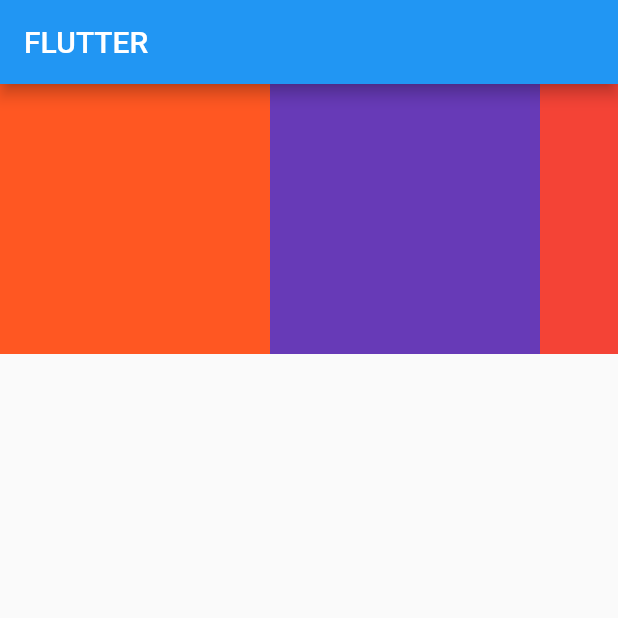
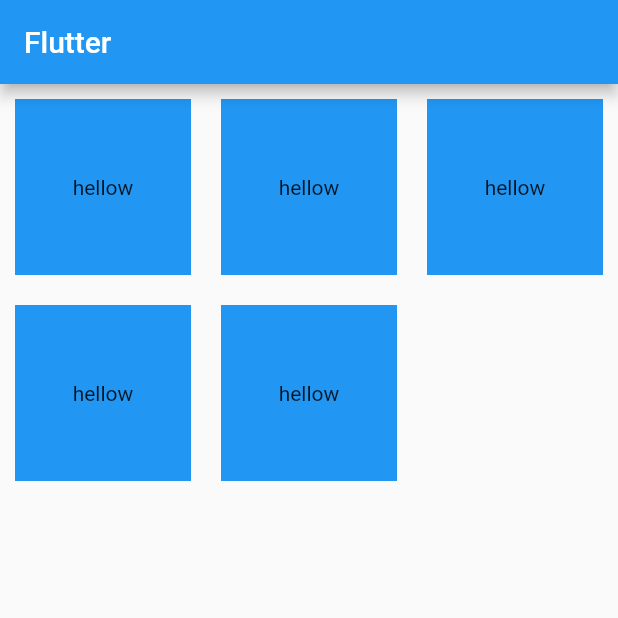
Before and after one commit to hhgongzi/testFlutter, a Flutter app: the screen it shows after launch, on a phone screen of 412 x 824 dp, the top half of it. Run offline on Flutter 3.47's test engine with Material 2 defaults, Android fonts, the phone set to English and light mode, and no system bars.

Commit message:
list builder

```diff
--- a/lib/main.dart
+++ b/lib/main.dart
@@ -1,92 +1,46 @@
 import 'package:flutter/material.dart';
 
-void main() => runApp(new MyApp());
+void main() => runApp(MyApp());
 
 class MyApp extends StatelessWidget {
   @override
   Widget build(BuildContext context) {
+    // TODO: implement build
     return MaterialApp(
       home: Scaffold(
         appBar: AppBar(
-          title: Text("FLUTTER"),
+          title: Text("Flutter"),
         ),
-        body: HomeContent(),
+        body: LayoutDemo(),
       ),
     );
   }
 }
 
-class HomeContentListTile extends StatelessWidget {
+class LayoutDemo extends StatelessWidget {
+  final List<Widget> list = new List();
+  List<Widget> _getData() {
+    for (var i = 0; i < 5; i++) {
+      list.add(Container(
+        alignment: Alignment.center,
+        child: Text(
+          "hellow",
+          //   textAlign: TextAlign.center,
+        ),
+        color: Colors.blue,
+      ));
+    }
+    return list;
+  }
+
   @override
   Widget build(BuildContext context) {
-    return ListView(
+    return GridView.count(
+      crossAxisCount: 3,
+      crossAxisSpacing: 20,
+      mainAxisSpacing: 20,
       padding: EdgeInsets.all(10),
-      children: <Widget>[
-        ListTile(
-          leading: Icon(Icons.settings),
-          title: Text(
-            "一级标题",
-            style: TextStyle(fontSize: 18),
-          ),
-          subtitle: Text("二级标题"),
-          trailing: Icon(Icons.settings),
-        ),
-        ListTile(
-          title: Text("一级标题"),
-          subtitle: Text("二级标题"),
-        ),
-        ListTile(
-          title: Text("一级标题"),
-          subtitle: Text("二级标题"),
-        ),
-      ],
+      children: _getData(),
     );
   }
 }
-
-class HomeContentWidget extends StatelessWidget {
-  @override
-  Widget build(BuildContext context) {
-    return ListView(
-      padding: EdgeInsets.all(10),
-      // 垂直列表children widget width无效果
-      children: <Widget>[
-        Image.network(
-            "http://pic13.nipic.com/20110409/7119492_114440620000_2.jpg"),
-        Container(
-          child: Text(
-            "标题",
-            textAlign: TextAlign.center,
-          ),
-          height: 40,
-        ),
-      ],
-    );
-  }
-}
-
-class HomeContent extends StatelessWidget {
-  @override
-  Widget build(BuildContext context) {
-    return Container(
-      height: 180,
-      child: ListView(
-        scrollDirection: Axis.horizontal,
-        children: <Widget>[
-          Container(
-            width: 180,
-            color: Colors.deepOrange,
-          ),
-          Container(
-            width: 180,
-            color: Colors.deepPurple,
-          ),
-          Container(
-            width: 180,
-            color: Colors.red,
-          ),
-        ],
-      ),
-    );
-  }
-}
```
Also changed, not shown: lib/main-list.dart (added, +92 -0 lines), lib/main-listBuilder.dart (added, +54 -0 lines).
